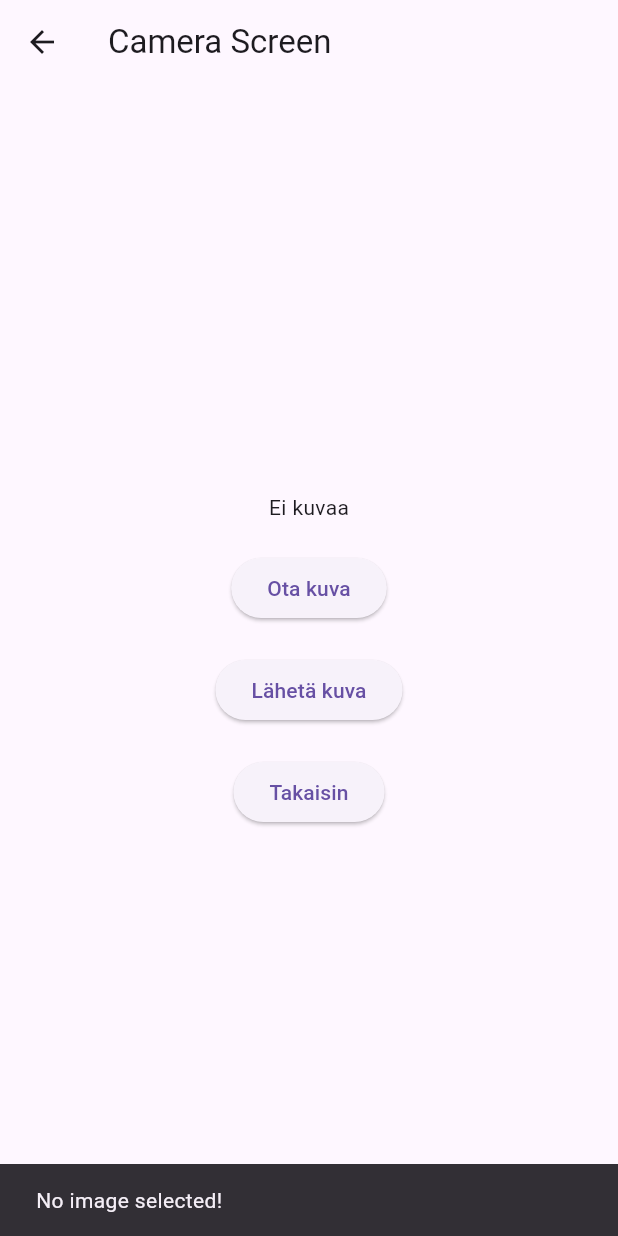
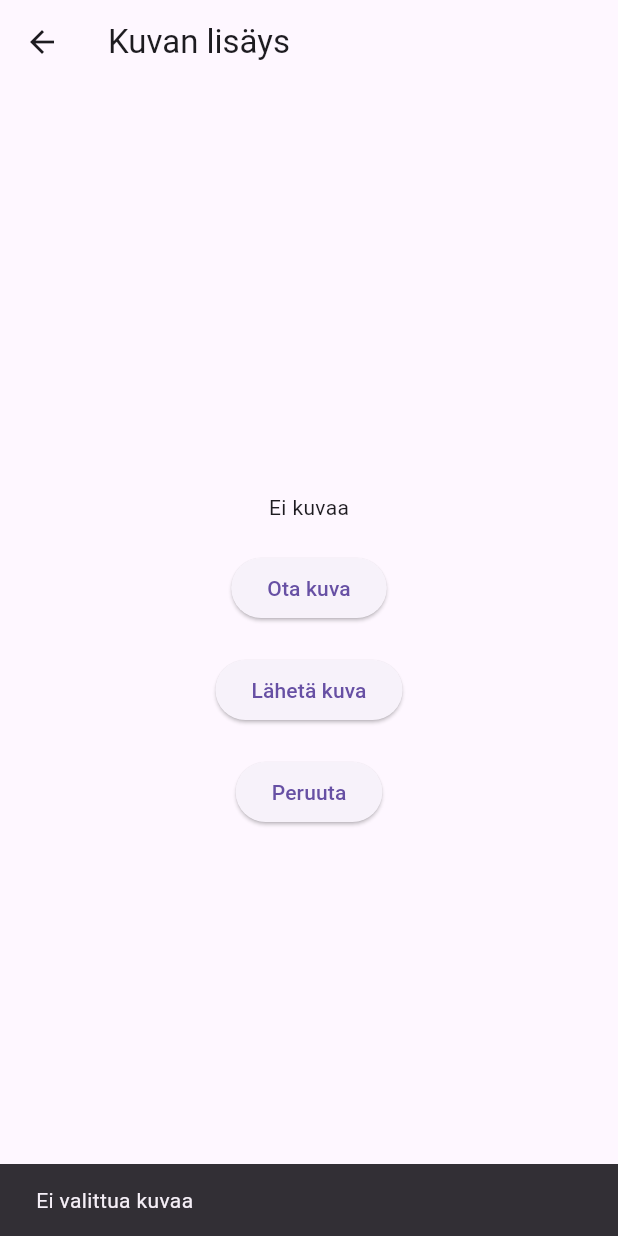
Before and after one commit to vilihellsten/flutter_matkapaivakirja, a Flutter app: the CameraScreen screen opened directly, after a tap on "Lähetä kuva", on a phone screen of 412 x 824 dp. Run offline on Flutter 3.47's test engine with Material 3 defaults, Android fonts, the phone set to English and light mode, and no system bars; our stand-ins replace firebase_auth, firebase_core, firebase_database, firebase_storage, geolocator, get and 2 more; missing offline and left inert: firebase_ui_auth; accounts and stored records are empty.

Commit message:
hienosäätöä

```diff
--- a/lib/data/firebase_helper.dart
+++ b/lib/data/firebase_helper.dart
@@ -6,12 +6,7 @@ import 'package:firebase_storage/firebase_storage.dart';
 import 'package:flutter_matkapaivakirja/data/trip_item.dart';
 
 class FirebaseHelper {
-  /*
-  void clearUserData() {
-    final userId = FirebaseAuth.instance.currentUser!.uid;
-    FirebaseDatabase.instance.ref().child('tripitems').child(userId).remove();
-  }*/
-
+  // omat matkat
   DatabaseReference getUserRef() {
     final user = FirebaseAuth.instance.currentUser;
     if (user == null) {
@@ -20,6 +15,7 @@ class FirebaseHelper {
     return FirebaseDatabase.instance.ref().child('todoitems').child(user.uid);
   }
 
+  // julkiset matkat
   getPublicRef() {
     final user = FirebaseAuth.instance.currentUser;
     if (user == null) {
@@ -28,6 +24,7 @@ class FirebaseHelper {
     return FirebaseDatabase.instance.ref().child("todoitems").once();
   }
 
+  // matkan tallennus
   void saveTodoItem(TripItem item) {
     final userRef = getUserRef();
     var itemRef = userRef.push();
@@ -36,6 +33,7 @@ class FirebaseHelper {
     itemRef.set(item.toJson());
   }
 
+  // matkan poisto
   void deleteTodoItem(TripItem item) {
     if (item.fbid != null) {
       getUserRef().child(item.fbid!).remove();
@@ -45,19 +43,21 @@ class FirebaseHelper {
       try {
         final oldImageRef = FirebaseStorage.instance.refFromURL(item.imageUrl!);
         oldImageRef.delete();
-        item.imageUrl = null; // Reset the old image path
+        item.imageUrl = null;
       } catch (e) {
         log('Error deleting image: $e');
       }
     }
   }
 
+  // matkan päivitys
   void updateTodoItem(TripItem item) {
     if (item.fbid != null) {
       getUserRef().child(item.fbid!).update(item.toJson());
     }
   }
 
+  // hakee omat matkat
   Future<List<TripItem>> getData() async {
     List<TripItem> items = [];
 
@@ -72,6 +72,7 @@ class FirebaseHelper {
     return items;
   }
 
+  // hakee kaikki julkiset matkat
   Future<List<TripItem>> getPublicData() async {
     List<TripItem> items = [];
 
@@ -79,19 +80,16 @@ class FirebaseHelper {
 
     var snapshot = event.snapshot;
 
-    // Iterate through each user's node
     for (var user in snapshot.children) {
-      // Iterate through each trip item in the user's node
       for (var trip in user.children) {
         final tripData = trip.value as Map<dynamic, dynamic>;
         if (tripData['julkinen'] == true) {
           TripItem item = TripItem.fromJson(tripData);
-          item.fbid = trip.key; // Save the Firebase ID
+          item.fbid = trip.key;
           items.add(item);
         }
       }
     }
-
     return items;
   }
 }
--- a/lib/main.dart
+++ b/lib/main.dart
@@ -1,24 +1,18 @@
 import 'package:firebase_auth/firebase_auth.dart' hide EmailAuthProvider;
 import 'package:firebase_ui_auth/firebase_ui_auth.dart';
 import 'package:flutter/material.dart';
-import 'package:flutter_matkapaivakirja/data/firebase_helper.dart';
 import 'package:flutter_matkapaivakirja/view/public_trip_list.dart';
 import 'package:flutter_matkapaivakirja/view/settings_screen.dart';
 import 'package:flutter_matkapaivakirja/view/weather.dart';
 import 'package:get/get.dart';
-import 'package:image_picker/image_picker.dart';
-import 'dart:io';
 import 'package:flutter_matkapaivakirja/data/trip_list_manager.dart';
 import 'package:flutter_matkapaivakirja/view/add_trip.dart';
 import 'package:flutter_matkapaivakirja/view/trip_list.dart';
-import 'package:flutter_matkapaivakirja/data/db_helper.dart';
 import 'package:flutter_matkapaivakirja/view/map_screen.dart';
-
 import 'package:flutter_matkapaivakirja/view/home.dart';
 import 'package:firebase_core/firebase_core.dart';
 import 'package:provider/provider.dart';
 import 'firebase_options.dart';
-import 'dart:developer'; // Add this import for logging
 
 Future<void> main() async {
   WidgetsFlutterBinding.ensureInitialized();
--- a/lib/view/camera.dart
+++ b/lib/view/camera.dart
@@ -12,9 +12,9 @@ class CameraScreen extends StatefulWidget {
 }
 
 class _CameraScreenState extends State<CameraScreen> {
-  String? _imagePath; // Holds the local image path
+  String? _imagePath;
   String? _oldImagePath;
-  bool _isUploading = false; // Tracks upload status
+  bool _isUploading = false;
 
   final ImagePicker _picker = ImagePicker();
 
@@ -32,7 +32,7 @@ class _CameraScreenState extends State<CameraScreen> {
   Future<String?> _uploadImage() async {
     if (_imagePath == null) {
       ScaffoldMessenger.of(context).showSnackBar(
-        const SnackBar(content: Text('No image selected!')),
+        const SnackBar(content: Text('Ei valittua kuvaa')),
       );
       return null;
     }
@@ -51,7 +51,7 @@ class _CameraScreenState extends State<CameraScreen> {
           _oldImagePath = null; // Reset the old image path
         } catch (e) {
           ScaffoldMessenger.of(context).showSnackBar(
-            SnackBar(content: Text('Failed to delete old image: $e')),
+            SnackBar(content: Text('Virhe vanhaa kuvaa poistaessa: $e')),
           );
         }
       }
@@ -75,7 +75,7 @@ class _CameraScreenState extends State<CameraScreen> {
       return downloadUrl; // Return the image URL
     } catch (e) {
       ScaffoldMessenger.of(context).showSnackBar(
-        SnackBar(content: Text('Failed to upload image: $e')),
+        SnackBar(content: Text('Kuvan lisäys epäonnistui: $e')),
       );
       return null;
     } finally {
@@ -88,47 +88,43 @@ class _CameraScreenState extends State<CameraScreen> {
   @override
   Widget build(BuildContext context) {
     return Scaffold(
-      appBar: AppBar(title: const Text('Camera Screen')),
+      appBar: AppBar(title: const Text('Kuvan lisäys')),
       body: Center(
         child: Column(
           mainAxisAlignment: MainAxisAlignment.center,
           children: [
             // Display the selected image
             _imagePath == null
-                ? const Text('Ei kuvaa') // No image selected
+                ? const Text('Ei kuvaa')
                 : Image.file(
                     File(_imagePath!),
-                    width: 200,
-                    height: 200,
+                    width: 400,
+                    height: 400,
                   ),
             const SizedBox(height: 20),
 
-            // Button to take a picture
             ElevatedButton(
               onPressed: _pickImage,
               child: const Text('Ota kuva'),
             ),
             const SizedBox(height: 20),
 
-            // Button to upload the image and return the URL
             _isUploading
-                ? const CircularProgressIndicator() // Show progress indicator during upload
+                ? const CircularProgressIndicator()
                 : ElevatedButton(
                     onPressed: () async {
                       final imageUrl = await _uploadImage();
                       if (imageUrl != null) {
-                        Navigator.pop(
-                            context, imageUrl); // Return the image URL
+                        Navigator.pop(context, imageUrl);
                       }
                     },
                     child: const Text('Lähetä kuva'),
                   ),
             const SizedBox(height: 20),
 
-            // Button to go back without selecting an image
             ElevatedButton(
               onPressed: () => Navigator.pop(context),
-              child: const Text('Takaisin'),
+              child: const Text('Peruuta'),
             ),
           ],
         ),
--- a/lib/view/settings_screen.dart
+++ b/lib/view/settings_screen.dart
@@ -7,7 +7,7 @@ class SettingsController extends GetxController {
 
   void toggleTheme() {
     isDarkMode.value = !isDarkMode.value;
-    log("Darkmodevalue ${isDarkMode.value}");
+    log("Teema ${isDarkMode.value}");
   }
 }
 
@@ -34,7 +34,7 @@ class SettingsScreen extends StatelessWidget {
           backgroundColor: Colors.transparent,
           elevation: 0.0,
           onPressed: () {
-            Navigator.pop(context); // Close the current view
+            Navigator.pop(context);
           },
           child: const Icon(Icons.arrow_back),
         ),
--- a/lib/view/weather.dart
+++ b/lib/view/weather.dart
@@ -3,7 +3,7 @@ import 'dart:developer';
 
 import 'package:flutter/material.dart';
 import 'package:geolocator/geolocator.dart';
-import 'package:get/get.dart';
+
 import 'package:http/http.dart' as http;
 
 class WeatherView extends StatefulWidget {
@@ -168,7 +168,7 @@ class _WeatherViewState extends State<WeatherView> {
           backgroundColor: Colors.transparent,
           elevation: 0.0,
           onPressed: () {
-            Navigator.pop(context); // Close the current view
+            Navigator.pop(context);
           },
           child: const Icon(Icons.arrow_back),
         ),
--- a/pubspec.yaml
+++ b/pubspec.yaml
@@ -52,6 +52,7 @@ dependencies:
   firebase_ui_auth: ^1.16.1
   firebase_storage: ^12.4.4
   http: ^1.3.0
+  audioplayers: ^6.4.0
 
 dev_dependencies:
   flutter_test:
@@ -74,6 +75,10 @@ flutter:
   # included with your application, so that you can use the icons in
   # the material Icons class.
   uses-material-design: true
+
+  assets:
+    - assets/ding.mp3
+
 
   # To add assets to your application, add an assets section, like this:
   # assets:
```
Also changed, not shown: lib/data/db_helper.dart (deleted, +0 -71 lines), lib/data/trip_list_manager.dart (+0 -16 lines), lib/view/add_trip.dart (+9 -10 lines), lib/view/map_screen.dart (+6 -5 lines), lib/view/public_trip_list.dart (+19 -2 lines), lib/view/trip_list.dart (+6 -8 lines), pubspec.lock, 11 other files.
